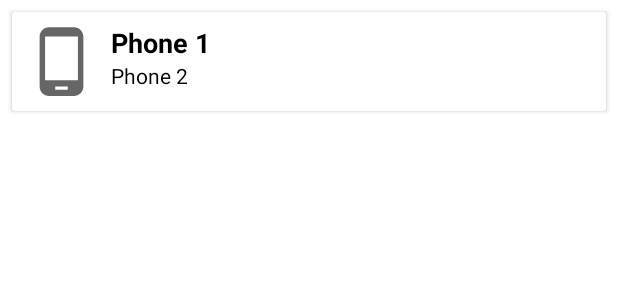
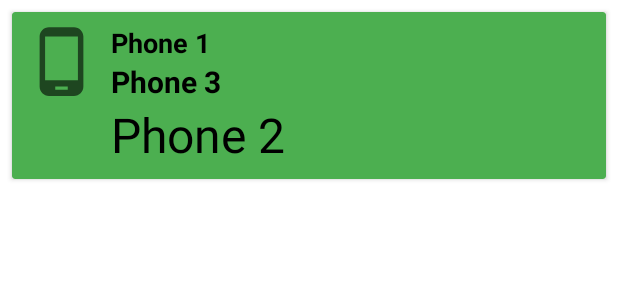
Before and after one commit to AlekhAvinash/SW-Project, an Android app: the layout cardview_layout.xml on its own in the app's theme, with its tools: preview values and no code run, on a phone screen of 412 x 824 dp. Shown: the top 300 px of the screen. Run offline under Robolectric (Android 15) with nearby library versions, the phone set to English and light mode, and no system bars.

Commit message:
Add CardView Features

```diff
--- a/ProductDealsTrackerKotlin/app/src/main/java/com/example/productdealstrackerkotlin/CardData.kt
+++ b/ProductDealsTrackerKotlin/app/src/main/java/com/example/productdealstrackerkotlin/CardData.kt
@@ -1,3 +1,3 @@
 package com.example.productdealstrackerkotlin
 
-data class CardData(val imageResource : Int, val productName : String, val productPrice: String)
+data class CardData(val imageResource : Int, val productName : String, val offerAvail: String , val productPrice: String)
--- a/ProductDealsTrackerKotlin/app/src/main/res/layout/cardview_layout.xml
+++ b/ProductDealsTrackerKotlin/app/src/main/res/layout/cardview_layout.xml
@@ -1,8 +1,12 @@
 <?xml version="1.0" encoding="utf-8"?>
 <androidx.cardview.widget.CardView xmlns:android="http://schemas.android.com/apk/res/android"
+    xmlns:app="http://schemas.android.com/apk/res-auto"
+    xmlns:card_view="http://schemas.android.com/tools"
+
     android:layout_width="match_parent"
     android:layout_height="wrap_content"
-    android:layout_margin="8dp">
+    android:layout_margin="8dp"
+    app:cardBackgroundColor="#4CAF50">
 
     <RelativeLayout
         android:layout_width="match_parent"
@@ -32,8 +36,20 @@
             android:layout_height="wrap_content"
             android:layout_below="@id/card_text_line1"
             android:layout_toEndOf="@id/card_image_view"
+            android:text="Phone 3"
+            android:textColor="@android:color/black"
+            android:textSize="20sp"
+            android:textStyle="bold" />
+
+        <TextView
+            android:id="@+id/card_text_line3"
+            android:layout_width="wrap_content"
+            android:layout_height="wrap_content"
+            android:layout_below="@id/card_text_line2"
+            android:layout_toEndOf="@id/card_image_view"
             android:text="Phone 2"
-            android:textColor="@android:color/black" />
+            android:textColor="@android:color/black"
+            android:textSize="32sp" />
 
     </RelativeLayout>
 
```
Also changed, not shown: ProductDealsTrackerKotlin/app/src/main/java/com/example/productdealstrackerkotlin/MainActivity.kt (+23 -5 lines), ProductDealsTrackerKotlin/app/src/main/java/com/example/productdealstrackerkotlin/ProductListAdapter.kt (+23 -3 lines), ProductDealsTrackerKotlin/gradle/wrapper/gradle-wrapper.properties.
